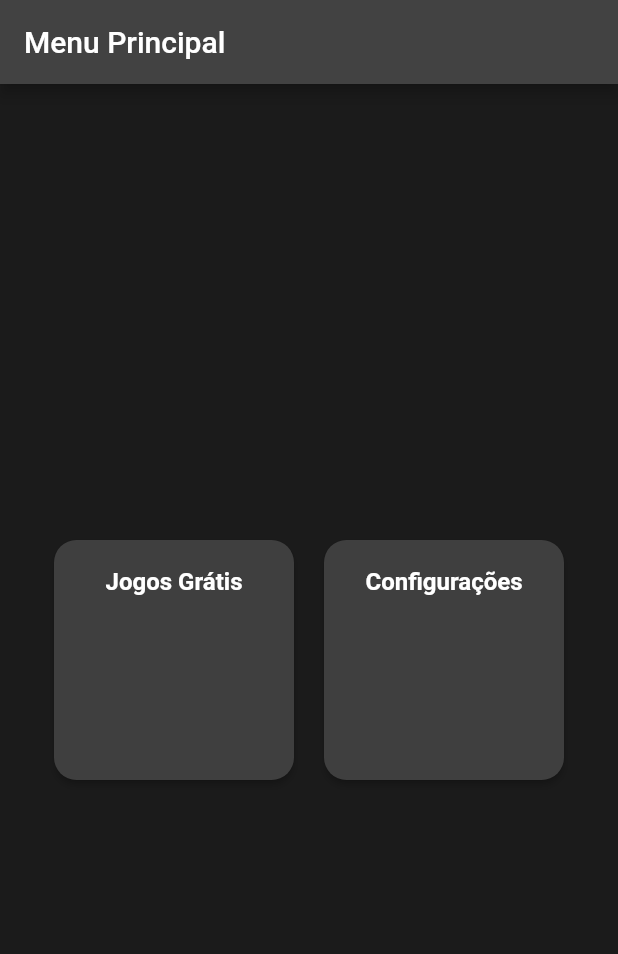
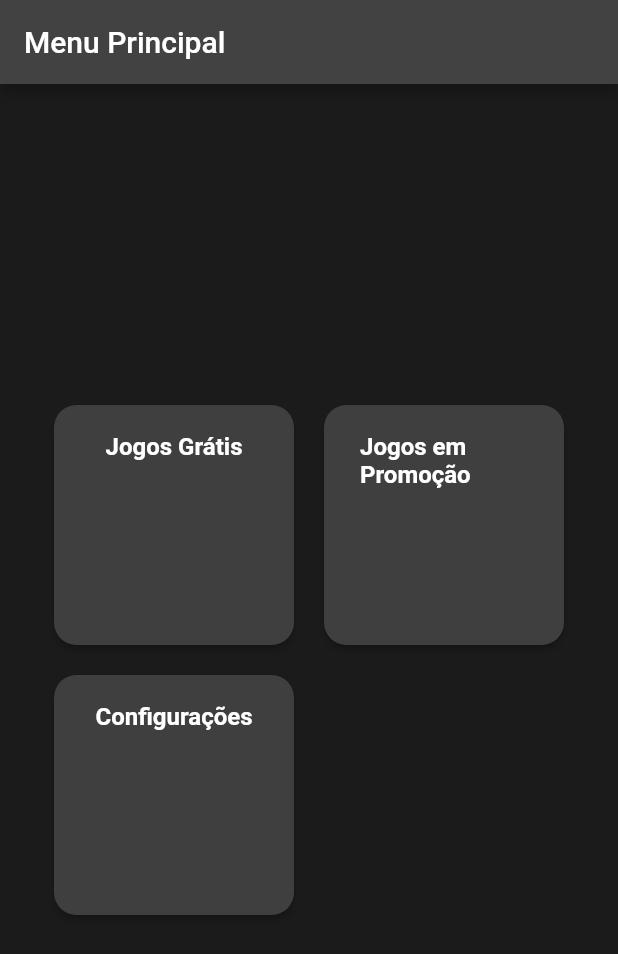
Before and after one commit to VictorRyan3612/POO_mini_projeto, a Flutter app: the screen it shows after launch, on a phone screen of 412 x 824 dp. Shown: the top 954 px of the screen. Run offline on Flutter 3.47's test engine with Material 2 defaults, Android fonts, the phone set to English and light mode, and no system bars; our stand-ins replace flutter_hooks; missing offline and left inert: card_settings.

```diff
--- a/mini_projeto/lib/main.dart
+++ b/mini_projeto/lib/main.dart
@@ -4,7 +4,7 @@ import 'package:flutter_hooks/flutter_hooks.dart';
 import 'free_games.dart';
 import 'dashboard_menu.dart';
 import 'tela_config.dart';
-
+import 'sale_games.dart';
 
 
 void main() {
@@ -39,6 +39,7 @@ class MainApp extends HookWidget {
         '/': (context) => const DashboardMenu(),
         '/FreeGames':(context) => const FreeGames(),
         '/freeGames/gameDetails': (context) => const FreeGameDetailsScreen(),
+        '/SalesGames':(context) => const SaleGames(),
         '/Configs':(context) => TelaConfigs(currentBrightness: currentBrightness),
       },
     );
--- a/mini_projeto/lib/var_json.dart
+++ b/mini_projeto/lib/var_json.dart
@@ -2,6 +2,10 @@ final List<Map<String, dynamic>> menuItens = [
   {
     'title': 'Jogos Grátis',
     'rota': '/FreeGames'
+  },
+  {
+    'title': 'Jogos em Promoção',
+    'rota': '/SalesGames'
   },
   {
     'title': 'Configurações',
```
Also changed, not shown: mini_projeto/lib/sale_games.dart (added, +18 -0 lines).
